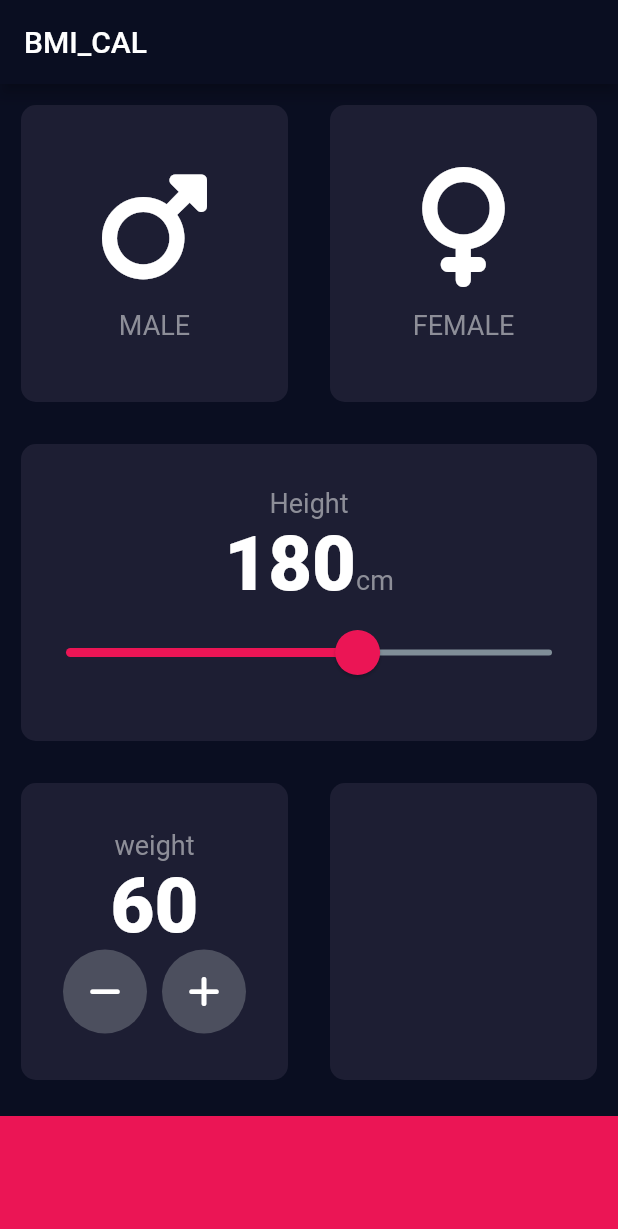
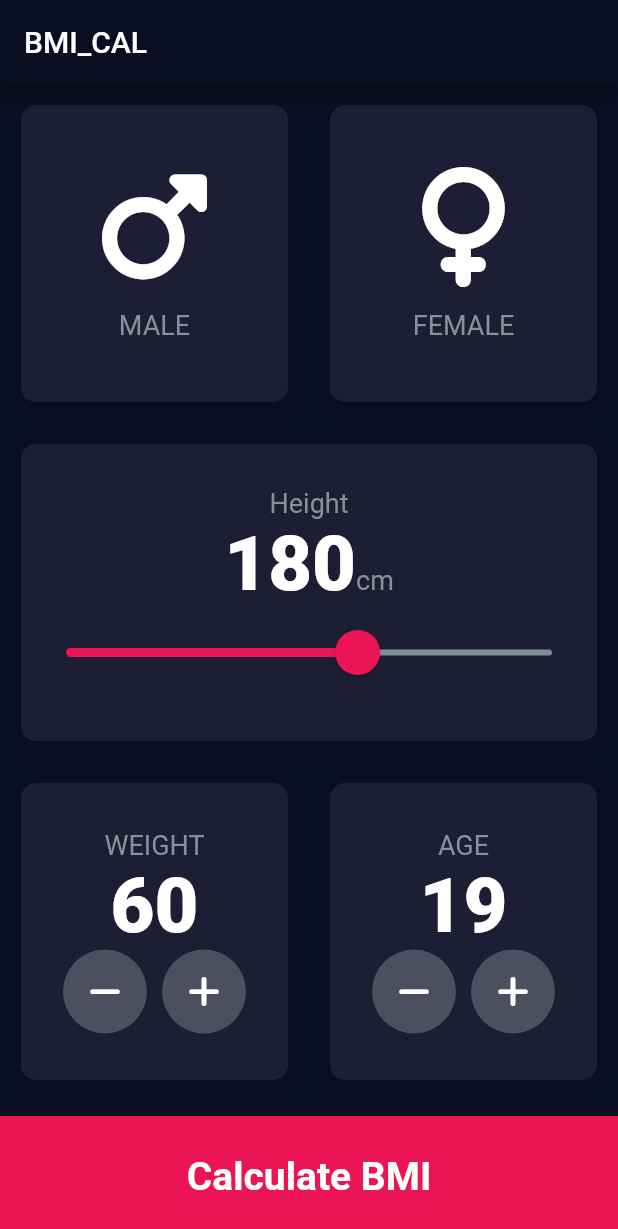
Before and after one commit to fidelmak/calculatebmi, a Flutter app: the screen it shows after launch, on a phone screen of 412 x 824 dp. Shown: the top 1229 px of the screen. Run offline on Flutter 3.47's test engine with Material 2 defaults, Android fonts, the phone set to English and light mode, and no system bars; our stand-ins replace font_awesome_flutter.

Commit message:
Please enter the commit message for your changes. Lines starting

```diff
--- a/lib/input_page.dart
+++ b/lib/input_page.dart
@@ -42,6 +42,7 @@ class _InputPageState extends State<InputPage> {
   Gender? selectedGender;
   int height = 180;
   int weight = 60;
+  int age = 19;
   void add() {
     setState(() {
       weight++;
@@ -159,7 +160,7 @@ class _InputPageState extends State<InputPage> {
                     mainAxisAlignment: MainAxisAlignment.center,
                     children: <Widget>[
                       Text(
-                        "weight",
+                        "WEIGHT",
                         style: kLabelTextStyle,
                       ),
                       Text(
@@ -194,15 +195,62 @@ class _InputPageState extends State<InputPage> {
                   ),
                 )),
                 Expanded(
-                    child: ReusableCard(
-                        onPress: () {},
-                        cardChild: Column(
-                          children: [],
-                        ),
-                        colour: kInactiveColor))
+                    child: Row(
+                  children: [
+                    Expanded(
+                      child: ReusableCard(
+                          onPress: () {},
+                          cardChild: Column(
+                            mainAxisAlignment: MainAxisAlignment.center,
+                            children: <Widget>[
+                              Text(
+                                "AGE",
+                                style: kLabelTextStyle,
+                              ),
+                              Text(
+                                age.toString(),
+                                style: kNumberTextStyle,
+                              ),
+                              Row(
+                                mainAxisAlignment: MainAxisAlignment.center,
+                                children: [
+                                  RoundIconButton(
+                                    icon: FontAwesomeIcons.minus,
+                                    onPressed: () {
+                                      setState(() {
+                                        age -= 1;
+                                      });
+                                    },
+                                  ),
+                                  SizedBox(width: 10.0),
+                                  RoundIconButton(
+                                    icon: FontAwesomeIcons.add,
+                                    onPressed: () {
+                                      setState(() {
+                                        age += 1;
+                                      });
+                                    },
+                                  ),
+                                ],
+                              ),
+                            ],
+                          ),
+                          colour: kInactiveColor),
+                    ),
+                  ],
+                ))
               ],
             )),
             Container(
+              child: Center(
+                child: Text(
+                  "Calculate BMI",
+                  style: TextStyle(
+                      color: Colors.white,
+                      fontSize: 26,
+                      fontWeight: FontWeight.bold),
+                ),
+              ),
               color: kBottomContainerColor,
               margin: EdgeInsets.only(top: 10),
               width: double.infinity,
```
